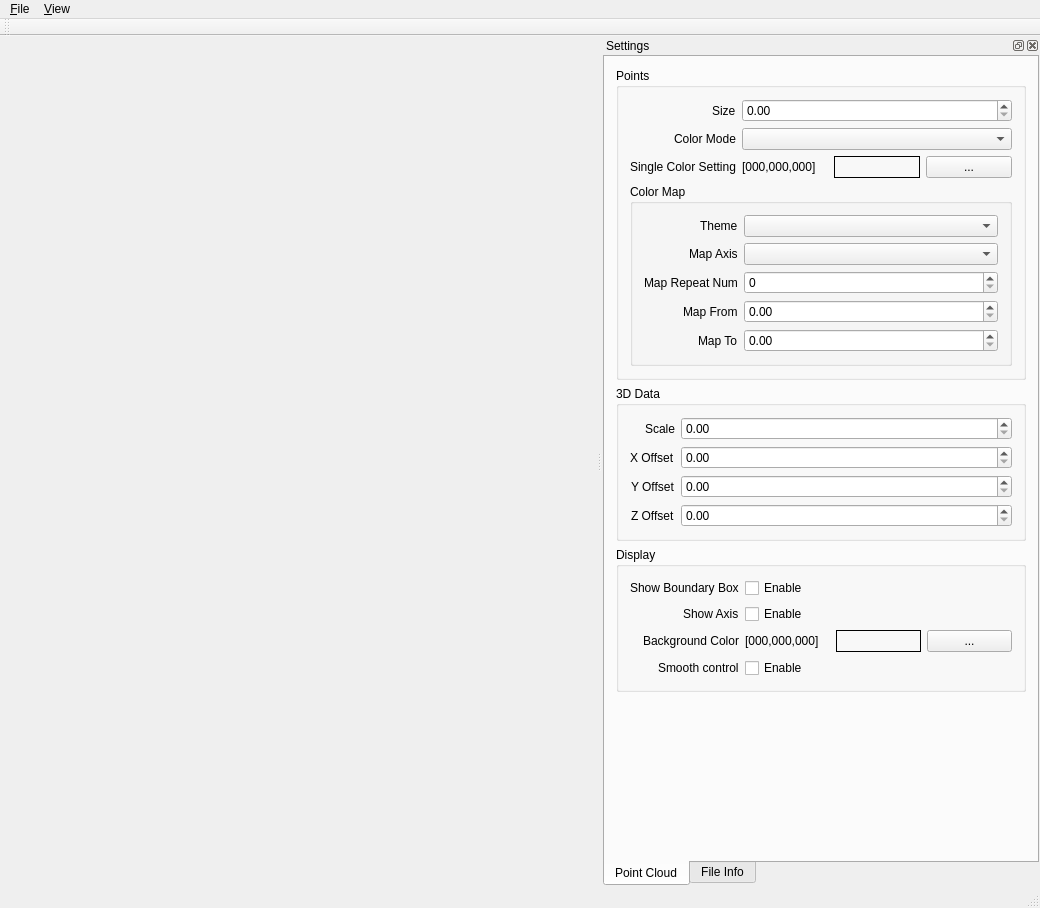
Above: source/qpcv.ui from dairoku/qpcv before the change. Below: the same form after it.
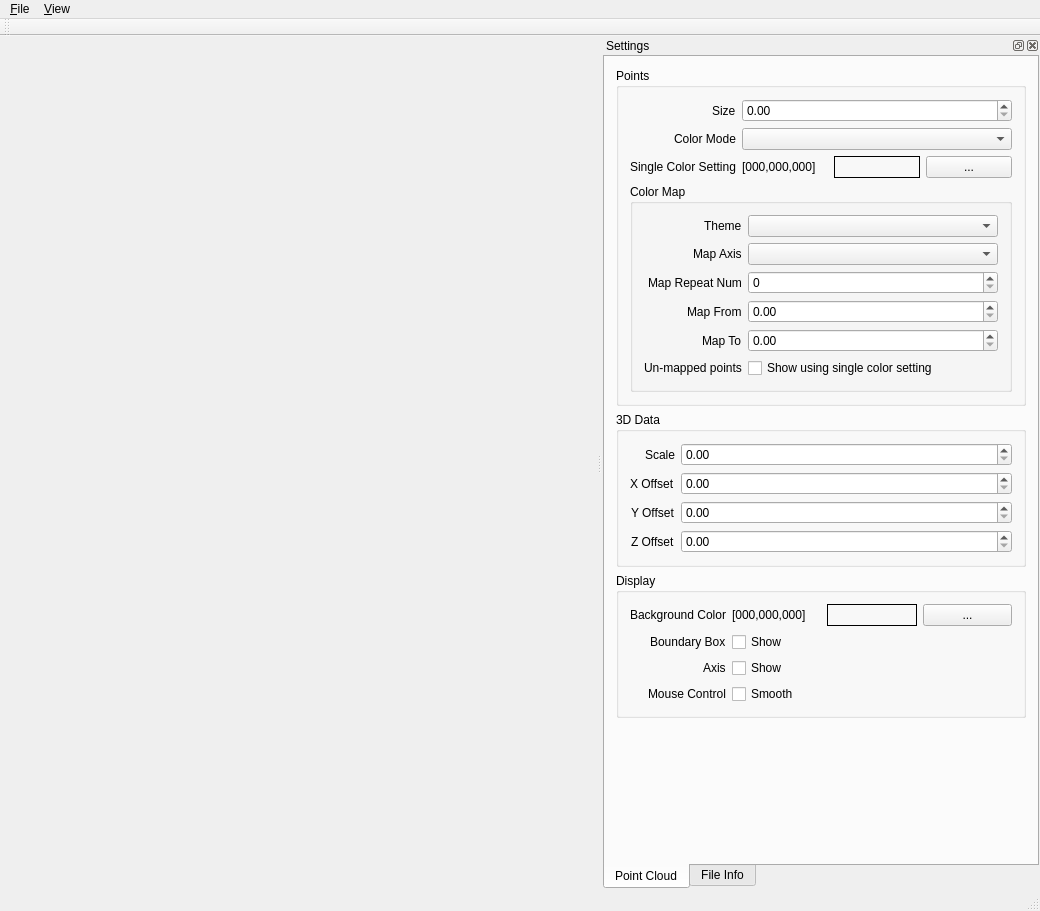
That is the form after the change.

The edit to the form file:
```diff
--- a/source/qpcv.ui
+++ b/source/qpcv.ui
@@ -7,7 +7,7 @@
     <x>0</x>
     <y>0</y>
     <width>1040</width>
-    <height>894</height>
+    <height>911</height>
    </rect>
   </property>
   <property name="windowTitle">
@@ -254,6 +254,20 @@
                  <item row="4" column="1">
                   <widget class="QDoubleSpinBox" name="mColorMapTo"/>
                  </item>
+                 <item row="5" column="1">
+                  <widget class="QCheckBox" name="checkBox">
+                   <property name="text">
+                    <string>Show using single color setting</string>
+                   </property>
+                  </widget>
+                 </item>
+                 <item row="5" column="0">
+                  <widget class="QLabel" name="label_4">
+                   <property name="text">
+                    <string>Un-mapped points</string>
+                   </property>
+                  </widget>
+                 </item>
                 </layout>
                </item>
               </layout>
@@ -329,34 +343,6 @@
               <property name="labelAlignment">
                <set>Qt::AlignRight|Qt::AlignTrailing|Qt::AlignVCenter</set>
               </property>
-              <item row="0" column="0">
-               <widget class="QLabel" name="label_12">
-                <property name="text">
-                 <string>Show Boundary Box</string>
-                </property>
-               </widget>
-              </item>
-              <item row="0" column="1">
-               <widget class="QCheckBox" name="mDisplayDoundaryBox">
-                <property name="text">
-                 <string>Enable</string>
-                </property>
-               </widget>
-              </item>
-              <item row="1" column="0">
-               <widget class="QLabel" name="label_17">
-                <property name="text">
-                 <string>Show Axis</string>
-                </property>
-               </widget>
-              </item>
-              <item row="1" column="1">
-               <widget class="QCheckBox" name="mDisplayAxis">
-                <property name="text">
-                 <string>Enable</string>
-                </property>
-               </widget>
-              </item>
               <item row="2" column="0">
                <widget class="QLabel" name="label_18">
                 <property name="text">
@@ -392,17 +378,45 @@
                 </item>
                </layout>
               </item>
-              <item row="3" column="0">
-               <widget class="QLabel" name="label_49">
-                <property name="text">
-                 <string>Smooth control</string>
-                </property>
-               </widget>
-              </item>
-              <item row="3" column="1">
+              <item row="5" column="1">
                <widget class="QCheckBox" name="mDisplaySmooth">
                 <property name="text">
-                 <string>Enable</string>
+                 <string>Smooth</string>
+                </property>
+               </widget>
+              </item>
+              <item row="3" column="1">
+               <widget class="QCheckBox" name="mDisplayDoundaryBox">
+                <property name="text">
+                 <string>Show</string>
+                </property>
+               </widget>
+              </item>
+              <item row="4" column="1">
+               <widget class="QCheckBox" name="mDisplayAxis">
+                <property name="text">
+                 <string>Show</string>
+                </property>
+               </widget>
+              </item>
+              <item row="3" column="0">
+               <widget class="QLabel" name="label_5">
+                <property name="text">
+                 <string>Boundary Box</string>
+                </property>
+               </widget>
+              </item>
+              <item row="4" column="0">
+               <widget class="QLabel" name="label_6">
+                <property name="text">
+                 <string>Axis</string>
+                </property>
+               </widget>
+              </item>
+              <item row="5" column="0">
+               <widget class="QLabel" name="label_12">
+                <property name="text">
+                 <string>Mouse Control</string>
                 </property>
                </widget>
               </item>
```
Left out of the diff: 4 changed lines with no effect on the pictures.
